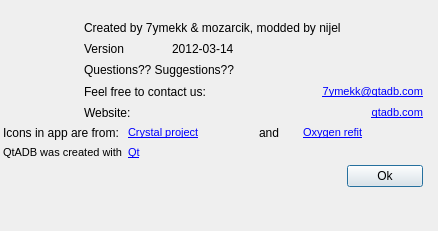
This is dialogs/aboutdialog.ui in triochi/QtAdb as Qt 5 draws it before an edit. The edited form follows.
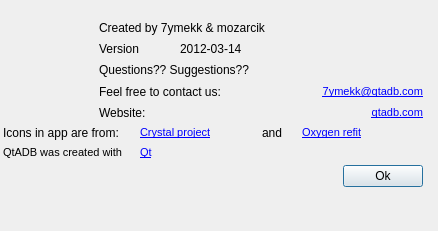
This is the edited form. Icons and pictures are not drawn.

Patch:
```diff
--- a/dialogs/aboutdialog.ui
+++ b/dialogs/aboutdialog.ui
@@ -117,7 +117,7 @@
     <item row="1" column="2" colspan="6">
      <widget class="QLabel" name="label_4">
       <property name="text">
-       <string>Created by 7ymekk &amp; mozarcik, modded by nijel</string>
+       <string>Created by 7ymekk &amp; mozarcik</string>
       </property>
      </widget>
     </item>
```
